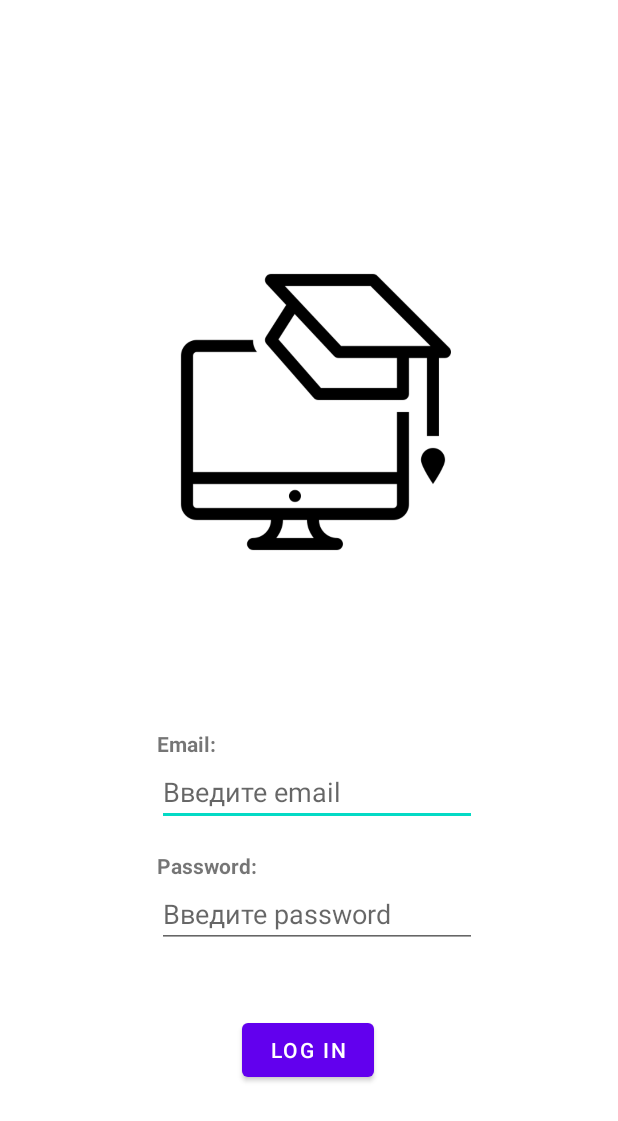
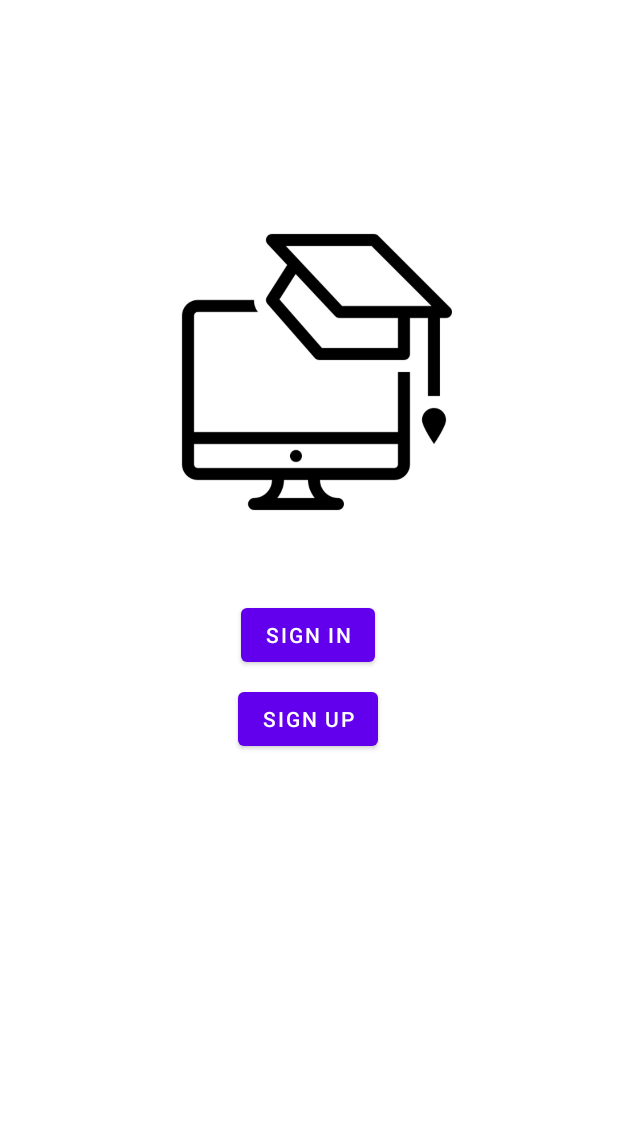
Before and after one commit to FockRock/PracticeApp, an Android app: the screen it shows after launch (LoginActivity), on a phone screen of 412 x 824 dp. Shown: the top 1121 px of the screen. Run offline under Robolectric (Android 15) with nearby library versions, the phone set to English and light mode, and no system bars.

Commit message:
Login screen edited

```diff
--- a/app/src/main/java/com/skillbox/practiceapp/LoginActivity.kt
+++ b/app/src/main/java/com/skillbox/practiceapp/LoginActivity.kt
@@ -17,9 +17,9 @@ class LoginActivity: AppCompatActivity() {
 
     }
 
-    fun goStudy(view: View) {
-        val intent = Intent(this, PracticeCalculateActivity::class.java)
-        intent.putExtra("email", bindingClass.editTextTextEmailAddress.text.toString())
-        startActivity(intent)
+    fun login(view: View) {
+        val l = Intent(this, PracticeCalculateActivity::class.java)
+        startActivity(l)
     }
+
 }
--- a/app/src/main/java/com/skillbox/practiceapp/PracticeCalculateActivity.kt
+++ b/app/src/main/java/com/skillbox/practiceapp/PracticeCalculateActivity.kt
@@ -15,13 +15,6 @@ class PracticeCalculateActivity : AppCompatActivity() {
         super.onCreate(savedInstanceState)
         bindingClass = PracticeCalculateBinding.inflate(layoutInflater)
         setContentView(bindingClass.root)
-
-        val emailBlank = intent.getStringExtra("email")?.isBlank()
-
-        if (emailBlank != true) {
-            bindingClass.tEmail.isVisible = true
-            bindingClass.myEmail.text = intent.getStringExtra("email")
-        }
 
         bindingClass.calculate.setOnClickListener {
 
--- a/app/src/main/res/layout/login_activity.xml
+++ b/app/src/main/res/layout/login_activity.xml
@@ -5,74 +5,46 @@
     android:layout_width="match_parent"
     android:layout_height="match_parent">
 
-    <EditText
-        android:id="@+id/editTextTextEmailAddress"
-        android:layout_width="wrap_content"
-        android:layout_height="wrap_content"
-        android:layout_marginBottom="36dp"
-        android:ems="10"
-        android:hint="@string/email_enter"
-        android:inputType="textEmailAddress"
-        app:layout_constraintBottom_toTopOf="@+id/editTextTextPassword"
-        app:layout_constraintEnd_toEndOf="parent"
-        app:layout_constraintHorizontal_bias="0.527"
-        app:layout_constraintStart_toStartOf="parent" />
-
-    <EditText
-        android:id="@+id/editTextTextPassword"
-        android:layout_width="wrap_content"
-        android:layout_height="wrap_content"
-        android:layout_marginBottom="44dp"
-        android:ems="10"
-        android:hint="@string/password_enter"
-        android:inputType="textPassword"
-        app:layout_constraintBottom_toTopOf="@+id/buttonLogIn"
-        app:layout_constraintEnd_toEndOf="@+id/editTextTextEmailAddress"
-        app:layout_constraintHorizontal_bias="0.0"
-        app:layout_constraintStart_toStartOf="@+id/editTextTextEmailAddress" />
-
     <Button
         android:id="@+id/buttonLogIn"
         android:layout_width="wrap_content"
         android:layout_height="wrap_content"
-        android:layout_marginBottom="100dp"
-        android:onClick="goStudy"
-        android:text="@string/log_in"
-        app:layout_constraintBottom_toBottomOf="parent"
-        app:layout_constraintEnd_toEndOf="@+id/editTextTextPassword"
-        app:layout_constraintHorizontal_bias="0.45"
-        app:layout_constraintStart_toStartOf="@+id/editTextTextPassword" />
+        android:layout_marginTop="16dp"
+        android:onClick="login"
+        android:text="@string/sign_in"
+        app:layout_constraintEnd_toEndOf="parent"
+        app:layout_constraintHorizontal_bias="0.498"
+        app:layout_constraintStart_toStartOf="parent"
+        app:layout_constraintTop_toBottomOf="@+id/info" />
 
     <ImageView
         android:id="@+id/imageView"
         android:layout_width="200dp"
         android:layout_height="200dp"
-        android:layout_marginTop="24dp"
-        android:layout_marginBottom="32dp"
-        app:layout_constraintBottom_toTopOf="@+id/editTextTextEmailAddress"
-        app:layout_constraintEnd_toEndOf="@+id/editTextTextEmailAddress"
-        app:layout_constraintHorizontal_bias="0.0"
-        app:layout_constraintStart_toStartOf="@+id/editTextTextEmailAddress"
+        android:layout_marginTop="148dp"
+        app:layout_constraintEnd_toEndOf="@+id/buttonLogIn"
+        app:layout_constraintStart_toStartOf="@+id/buttonLogIn"
         app:layout_constraintTop_toTopOf="parent"
-        app:layout_constraintVertical_bias="0.603"
         app:srcCompat="@drawable/study" />
 
-    <TextView
-        android:id="@+id/texEmail"
+    <Button
+        android:id="@+id/button"
         android:layout_width="wrap_content"
         android:layout_height="wrap_content"
-        android:text="@string/email"
-        android:textStyle="bold"
-        app:layout_constraintBottom_toTopOf="@+id/editTextTextEmailAddress"
-        app:layout_constraintStart_toStartOf="@+id/editTextTextEmailAddress" />
+        android:layout_marginTop="8dp"
+        android:text="@string/sign_up"
+        app:layout_constraintEnd_toEndOf="@+id/buttonLogIn"
+        app:layout_constraintStart_toStartOf="@+id/buttonLogIn"
+        app:layout_constraintTop_toBottomOf="@+id/buttonLogIn" />
 
     <TextView
-        android:id="@+id/textPassword"
+        android:id="@+id/info"
         android:layout_width="wrap_content"
         android:layout_height="wrap_content"
-        android:text="@string/password"
-        android:textStyle="bold"
-        app:layout_constraintBottom_toTopOf="@+id/editTextTextPassword"
-        app:layout_constraintStart_toStartOf="@+id/editTextTextPassword" />
+        android:layout_marginTop="16dp"
+        android:text=""
+        app:layout_constraintEnd_toEndOf="@+id/imageView"
+        app:layout_constraintStart_toStartOf="@+id/imageView"
+        app:layout_constraintTop_toBottomOf="@+id/imageView" />
 
 </androidx.constraintlayout.widget.ConstraintLayout>
--- a/app/src/main/res/layout/practice_calculate.xml
+++ b/app/src/main/res/layout/practice_calculate.xml
@@ -26,7 +26,7 @@
         android:id="@+id/lessonNumber"
         android:layout_width="wrap_content"
         android:layout_height="wrap_content"
-        android:layout_marginTop="108dp"
+        android:layout_marginTop="50dp"
         android:ems="10"
         android:gravity="center"
         android:hint="@string/all_lessons"
@@ -100,23 +100,4 @@
         app:layout_constraintStart_toStartOf="@+id/smile"
         app:layout_constraintTop_toBottomOf="@+id/smile" />
 
-    <TextView
-        android:id="@+id/tEmail"
-        android:visibility="gone"
-        android:layout_width="wrap_content"
-        android:layout_height="wrap_content"
-        android:text="@string/email"
-        android:textStyle="bold"
-        app:layout_constraintBottom_toTopOf="@+id/lessonNumber"
-        app:layout_constraintStart_toStartOf="@+id/lessonNumber"
-        app:layout_constraintTop_toBottomOf="@+id/progress" />
-
-    <TextView
-        android:id="@+id/myEmail"
-        android:layout_width="wrap_content"
-        android:layout_height="wrap_content"
-        android:layout_marginStart="16dp"
-        app:layout_constraintBottom_toBottomOf="@+id/tEmail"
-        app:layout_constraintStart_toEndOf="@+id/tEmail" />
-
 </androidx.constraintlayout.widget.ConstraintLayout>
--- a/app/src/main/res/values/strings.xml
+++ b/app/src/main/res/values/strings.xml
@@ -7,6 +7,8 @@
     <string name="all_lessons">Выпущенные уроки</string>
     <string name="watched_lessons">Просмотренные уроки</string>
     <string name="back">Back</string>
+    <string name="sign_in">Sign In</string>
+    <string name="sign_up">Sign Up</string>
     <string name="log_in">Log in</string>
     <string name="email_enter">Введите email</string>
     <string name="password_enter">Введите password</string>
```
